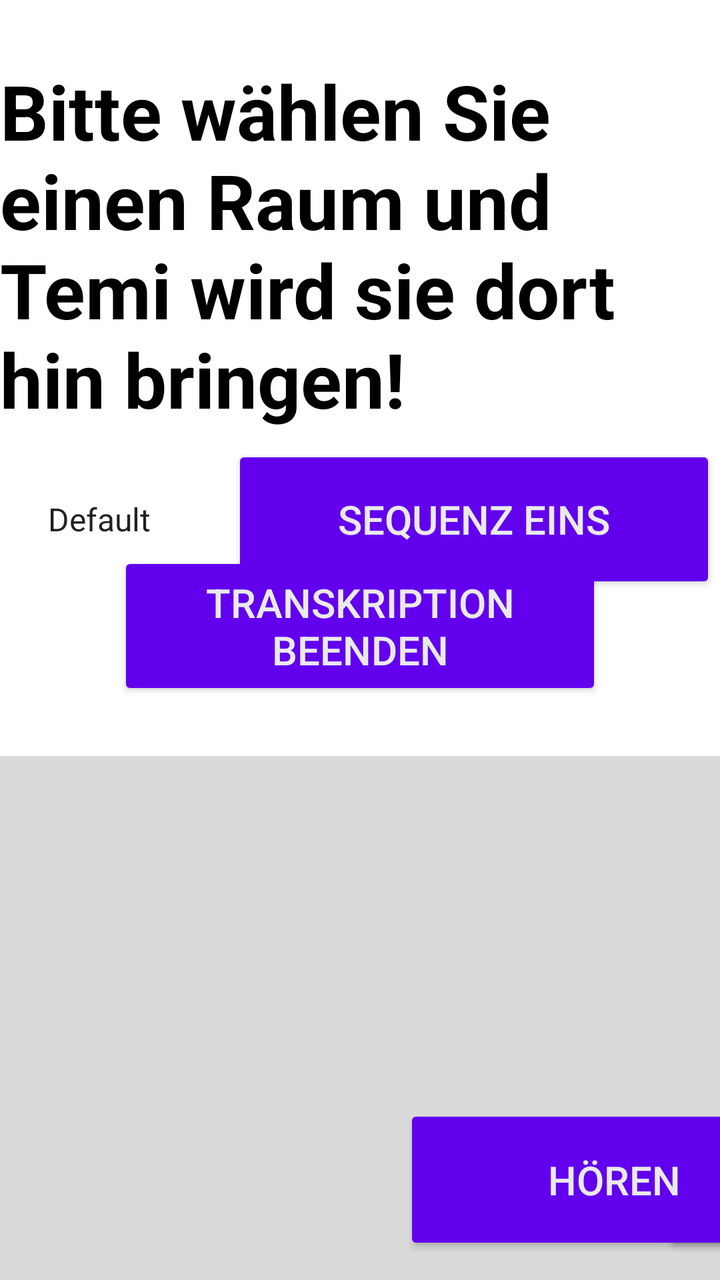
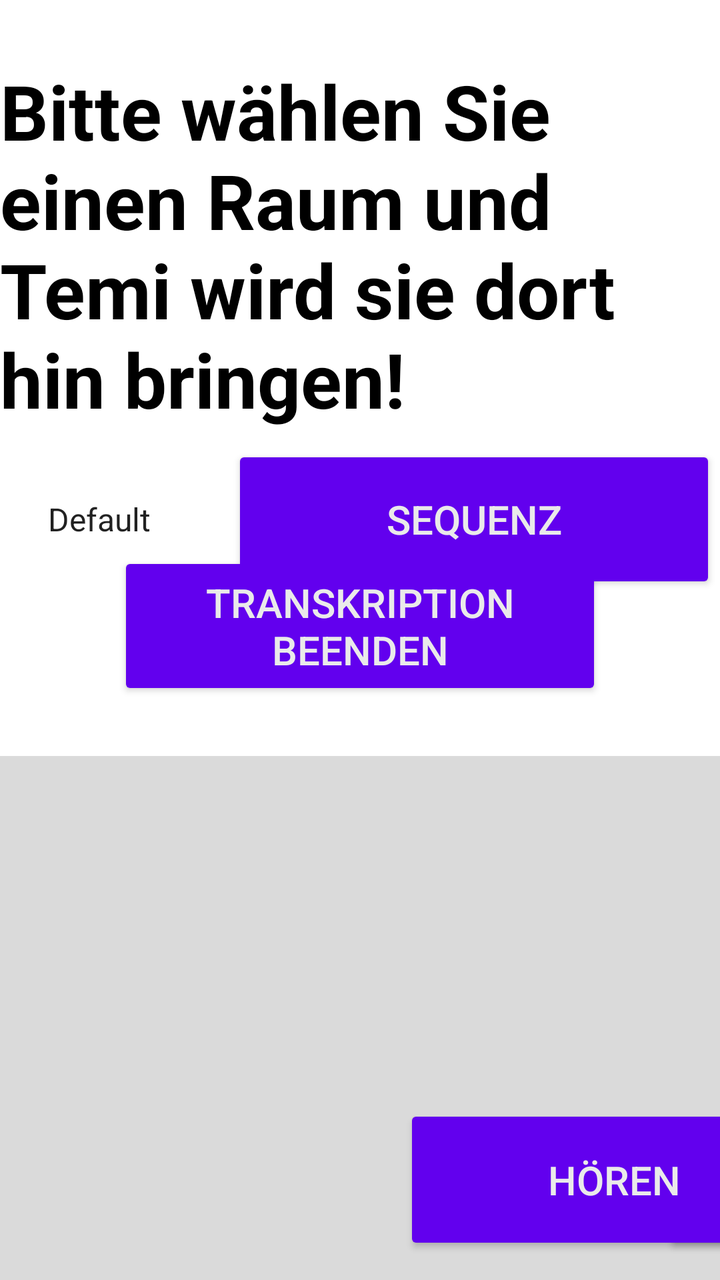

The first picture is an Android layout as it rendered before a commit; the second is the same layout after the commit. The layout source and the unified diff follow.
<!-- AndroidManifest.xml: application theme Theme.Temi_elevator -->
<!-- res/layout/activity_main.xml -->
<?xml version="1.0" encoding="utf-8"?>
<androidx.constraintlayout.widget.ConstraintLayout xmlns:android="http://schemas.android.com/apk/res/android"
    xmlns:app="http://schemas.android.com/apk/res-auto"
    xmlns:tools="http://schemas.android.com/tools"
    android:layout_width="match_parent"
    android:layout_height="match_parent"
    android:background="?attr/colorSurface">

    <TextView
        android:id="@+id/topTextView"
        android:layout_width="wrap_content"
        android:layout_height="wrap_content"
        android:layout_marginTop="30dp"
        android:text="@string/top_view_text"
        android:textColor="?attr/colorOnSurface"
        android:textSize="38sp"
        android:textStyle="bold"
        app:layout_constraintEnd_toEndOf="parent"
        app:layout_constraintStart_toStartOf="parent"
        app:layout_constraintTop_toTopOf="parent" />

    <androidx.constraintlayout.widget.ConstraintLayout
        android:layout_width="match_parent"
        android:layout_height="0dp"
        app:layout_constraintBottom_toBottomOf="parent"
        app:layout_constraintEnd_toEndOf="parent"
        app:layout_constraintHorizontal_bias="1.0"
        app:layout_constraintStart_toStartOf="parent"
        app:layout_constraintTop_toBottomOf="@+id/topTextView"
        app:layout_constraintVertical_bias="1.0">

        <Button
            android:id="@+id/sequence1Button"
            android:layout_width="242dp"
            android:layout_height="74dp"
            android:backgroundTint="?attr/colorPrimary"
            android:text="@string/sequenceOne"
            android:textColor="?attr/colorOnPrimary"
            android:textSize="20sp"
            app:layout_constraintBottom_toBottomOf="@+id/confirmLocationButton"
            app:layout_constraintEnd_toEndOf="parent"
            app:layout_constraintHorizontal_bias="0.984"
            app:layout_constraintStart_toStartOf="parent"
            app:layout_constraintTop_toTopOf="@+id/confirmLocationButton"
            app:layout_constraintVertical_bias="0.0" />

        <Spinner
            android:id="@+id/dropdownMenu"
            android:layout_width="816dp"
            android:layout_height="37dp"
            android:layout_marginStart="16dp"
            android:layout_marginTop="28dp"
            android:backgroundTint="?attr/colorOnTertiary"
            android:entries="@array/spinner_items"
            android:scrollbarSize="30dp"
            app:layout_constraintBottom_toTopOf="@+id/endTranscription"
            app:layout_constraintStart_toStartOf="parent"
            app:layout_constraintTop_toTopOf="parent"
            tools:ignore="VisualLintBounds" />

        <Button
            android:id="@+id/confirmLocationButton"
            android:layout_width="176dp"
            android:layout_height="74dp"
            android:layout_marginEnd="16dp"
            android:backgroundTint="?attr/colorPrimary"
            android:elegantTextHeight="true"
            android:text="@string/confirm"
            android:textColor="?attr/colorOnPrimary"
            android:textSize="20sp"
            app:layout_constraintBottom_toBottomOf="@+id/dropdownMenu"
            app:layout_constraintEnd_toEndOf="parent"
            app:layout_constraintHorizontal_bias="0.0"
            app:layout_constraintStart_toEndOf="@+id/dropdownMenu"
            app:layout_constraintTop_toTopOf="@+id/dropdownMenu"
            tools:ignore="VisualLintButtonSize" />

        <androidx.constraintlayout.widget.ConstraintLayout
            android:id="@+id/constraintLayout"
            android:layout_width="match_parent"
            android:layout_height="0dp"
            android:layout_marginTop="100dp"
            app:layout_constraintBottom_toBottomOf="parent"
            app:layout_constraintEnd_toEndOf="parent"
            app:layout_constraintHorizontal_bias="0.0"
            app:layout_constraintStart_toStartOf="parent"
            app:layout_constraintTop_toBottomOf="@+id/dropdownMenu"
            app:layout_constraintVertical_bias="0.0">

            <TextView
                android:id="@+id/elevatorTextView"
                android:layout_width="wrap_content"
                android:layout_height="wrap_content"
                android:text=""
                android:textAlignment="center"
                android:textColor="?attr/colorOnSurface"
                android:textSize="60sp"
                android:textStyle="bold"
                app:layout_constraintEnd_toEndOf="parent"
                app:layout_constraintStart_toStartOf="parent"
                app:layout_constraintTop_toTopOf="parent" />

            <TextView
                android:id="@+id/confirmTextView"
                android:layout_width="wrap_content"
                android:layout_height="wrap_content"
                android:text=""
                android:textAlignment="center"
                android:textColor="?attr/colorOnSurface"
                android:textSize="60sp"
                android:textStyle="bold"
                app:layout_constraintBottom_toBottomOf="parent"
                app:layout_constraintEnd_toEndOf="parent"
                app:layout_constraintStart_toStartOf="parent"
                app:layout_constraintTop_toBottomOf="@+id/elevatorTextView" />

            <Button
                android:id="@+id/confirmArrivedButton"
                android:layout_width="406dp"
                android:layout_height="80dp"
                android:backgroundTint="?attr/colorPrimary"
                android:clickable="false"
                android:text="@string/ja"
                android:textColor="?attr/colorOnPrimary"
                android:textSize="20sp"
                android:visibility="invisible"
                app:layout_constraintBottom_toBottomOf="@+id/confirmTextView"
                app:layout_constraintEnd_toEndOf="@+id/transcription"
                app:layout_constraintStart_toStartOf="@+id/transcription"
                app:layout_constraintTop_toTopOf="@+id/elevatorTextView" />

            <Button
                android:id="@+id/confirmFinishButton"
                android:layout_width="wrap_content"
                android:layout_height="wrap_content"
                android:layout_marginTop="14dp"
                android:backgroundTint="?attr/colorPrimary"
                android:text="@string/vielen_dank_temi"
                android:textColor="?attr/colorOnPrimary"
                android:visibility="invisible"
                app:layout_constraintEnd_toEndOf="parent"
                app:layout_constraintStart_toStartOf="parent"
                app:layout_constraintTop_toBottomOf="@+id/elevatorTextView" />

            <Button
                android:id="@+id/QRCodeButton"
                android:layout_width="wrap_content"
                android:layout_height="wrap_content"
                android:backgroundTint="?attr/colorPrimary"
                android:text="@string/i_want_to_scan_a_qr_code"
                android:textColor="?attr/colorOnPrimary"
                android:visibility="invisible"
                app:layout_constraintBottom_toBottomOf="parent"
                app:layout_constraintEnd_toEndOf="parent"
                app:layout_constraintStart_toStartOf="parent"
                app:layout_constraintTop_toBottomOf="@+id/confirmArrivedButton"
                app:layout_constraintVertical_bias="0.813" />

            <Button
                android:id="@+id/MenuButton"
                android:layout_width="242dp"
                android:layout_height="74dp"
                android:backgroundTint="?attr/colorPrimary"
                android:elegantTextHeight="true"
                android:text="@string/quit"
                android:textColor="?attr/colorOnPrimary"
                android:textSize="20sp"
                app:layout_constraintBottom_toBottomOf="@+id/QRCodeButton"
                app:layout_constraintEnd_toEndOf="@+id/transcription" />

            <Button
                android:id="@+id/listen"
                android:layout_width="210dp"
                android:layout_height="75dp"
                android:backgroundTint="?attr/colorPrimary"
                android:text="@string/listen"
                android:textColor="?attr/colorOnPrimary"
                android:textSize="20sp"
                app:layout_constraintBottom_toBottomOf="@+id/QRCodeButton"
                app:layout_constraintEnd_toStartOf="@+id/MenuButton"
                app:layout_constraintStart_toEndOf="@+id/QRCodeButton" />

            <TextView
                android:id="@+id/transcription"
                android:layout_width="1244dp"
                android:layout_height="353dp"
                android:layout_marginStart="16dp"
                android:layout_marginEnd="16dp"
                android:autofillHints=""
                android:background="?attr/colorOnTertiary"
                android:ems="10"
                android:text="@string/TranscriptionText"
                android:textColor="?attr/colorOnSurface"
                android:textSize="25sp"
                app:layout_constraintBottom_toTopOf="@+id/listen"
                app:layout_constraintEnd_toEndOf="parent"
                app:layout_constraintHorizontal_bias="0.75"
                app:layout_constraintStart_toStartOf="parent"
                app:layout_constraintTop_toTopOf="parent"
                app:layout_constraintVertical_bias="0.0"
                tools:ignore="LabelFor,VisualLintTextFieldSize,VisualLintBounds" />

            <Button
                android:id="@+id/themeButton"
                android:layout_width="wrap_content"
                android:layout_height="wrap_content"
                android:layout_marginEnd="16dp"
                android:backgroundTint="?attr/colorPrimary"
                android:elegantTextHeight="true"
                android:text="@string/theme"
                android:textColor="?attr/colorOnPrimary"
                app:layout_constraintBottom_toBottomOf="@+id/QRCodeButton"
                app:layout_constraintEnd_toEndOf="parent"
                app:layout_constraintHorizontal_bias="0.016"
                app:layout_constraintStart_toStartOf="@+id/transcription" />

        </androidx.constraintlayout.widget.ConstraintLayout>

        <Button
            android:id="@+id/endTranscription"
            android:layout_width="242dp"
            android:layout_height="74dp"
            android:backgroundTint="?attr/colorPrimary"
            android:text="@string/end_transcription"
            android:textColor="?attr/colorOnPrimary"
            android:textSize="20sp"
            app:layout_constraintBottom_toBottomOf="parent"
            app:layout_constraintEnd_toEndOf="parent"
            app:layout_constraintStart_toStartOf="parent"
            app:layout_constraintTop_toTopOf="parent"
            app:layout_constraintVertical_bias="0.175" />

        <ProgressBar
            android:id="@+id/isRecordingBar"
            style="?android:attr/progressBarStyle"
            android:layout_width="wrap_content"
            android:layout_height="wrap_content"
            android:layout_marginTop="20dp"
            app:layout_constraintBottom_toBottomOf="@+id/endTranscription"
            app:layout_constraintEnd_toEndOf="@+id/sequence1Button"
            app:layout_constraintHorizontal_bias="1.0"
            app:layout_constraintStart_toStartOf="@+id/sequence1Button"
            app:layout_constraintTop_toTopOf="@+id/endTranscription"
            app:layout_constraintVertical_bias="0.0" />
    </androidx.constraintlayout.widget.ConstraintLayout>

</androidx.constraintlayout.widget.ConstraintLayout>
<!-- resources referenced by this layout -->
<resources>
  <string-array name="spinner_items">
          <item>Default</item>
      </string-array>
  <string name="TranscriptionText">Transkription wird hier angezeigt...</string>
  <string name="confirm">Bestätigen</string>
  <string name="end_transcription">Transkription beenden</string>
  <string name="i_want_to_scan_a_qr_code">I want to scan a QR Code</string>
  <string name="ja">Zurück zur Basisstation</string>
  <string name="listen">Hören</string>
  <string name="quit">Beenden</string>
  <string name="sequenceOne">Sequenz Eins</string>
  <string name="theme">Dunkler Modus</string>
  <string name="top_view_text">Bitte wählen Sie einen Raum und Temi wird sie dort hin bringen!</string>
  <string name="vielen_dank_temi">Vielen Dank Temi</string>
  <style name="Theme.Temi_elevator" parent="Theme.MaterialComponents.DayNight.DarkActionBar">
          
          <item name="colorPrimary">@color/purple_500</item>
          <item name="colorPrimaryVariant">@color/purple_700</item>
          <item name="colorOnPrimary">@color/white_grey</item>
          <item name="colorOnTertiary">@color/white_text</item>
          
          <item name="colorSecondary">@color/light_red</item>
          <item name="colorSecondaryVariant">@color/teal_700</item>
          <item name="colorOnSecondary">@color/black</item>
          
          <item name="android:statusBarColor">?attr/colorPrimaryVariant</item>
          
          <item name="android:colorPrimary">@color/purple_500</item>
          <item name="android:colorPrimaryDark">@color/purple_700</item>
          <item name="android:actionBarStyle">@style/ActionBarStyle</item>
          
      </style>
  <color name="purple_500">#FF6200EE</color>
  <color name="purple_700">#FF3700B3</color>
  <color name="white_grey">#EAEAEA</color>
  <color name="white_text">#DADADA</color>
  <color name="light_red">#c55655</color>
  <color name="teal_700">#FF018786</color>
  <color name="black">#FF000000</color>
  <style name="ActionBarStyle" parent="Widget.AppCompat.ActionBar">
          <item name="background">@color/purple_500</item>
      </style>
</resources>

<!-- the commit's change to res/layout/activity_main.xml (unified diff, before → after) -->
@@ -157,7 +157,7 @@
                 app:layout_constraintVertical_bias="0.813" />
 
             <Button
-                android:id="@+id/MenuButton"
+                android:id="@+id/quitButton"
                 android:layout_width="242dp"
                 android:layout_height="74dp"
                 android:backgroundTint="?attr/colorPrimary"
@@ -177,7 +177,7 @@
                 android:textColor="?attr/colorOnPrimary"
                 android:textSize="20sp"
                 app:layout_constraintBottom_toBottomOf="@+id/QRCodeButton"
-                app:layout_constraintEnd_toStartOf="@+id/MenuButton"
+                app:layout_constraintEnd_toStartOf="@+id/quitButton"
                 app:layout_constraintStart_toEndOf="@+id/QRCodeButton" />
 
             <TextView
<!-- resource entries referenced after the edit -->
@@ -10,7 +10,7 @@
   <string name="ja">Zurück zur Basisstation</string>
   <string name="listen">Hören</string>
   <string name="quit">Beenden</string>
-  <string name="sequenceOne">Sequenz Eins</string>
+  <string name="sequenceOne">Sequenz</string>
   <string name="theme">Dunkler Modus</string>
   <string name="top_view_text">Bitte wählen Sie einen Raum und Temi wird sie dort hin bringen!</string>
   <string name="vielen_dank_temi">Vielen Dank Temi</string>
